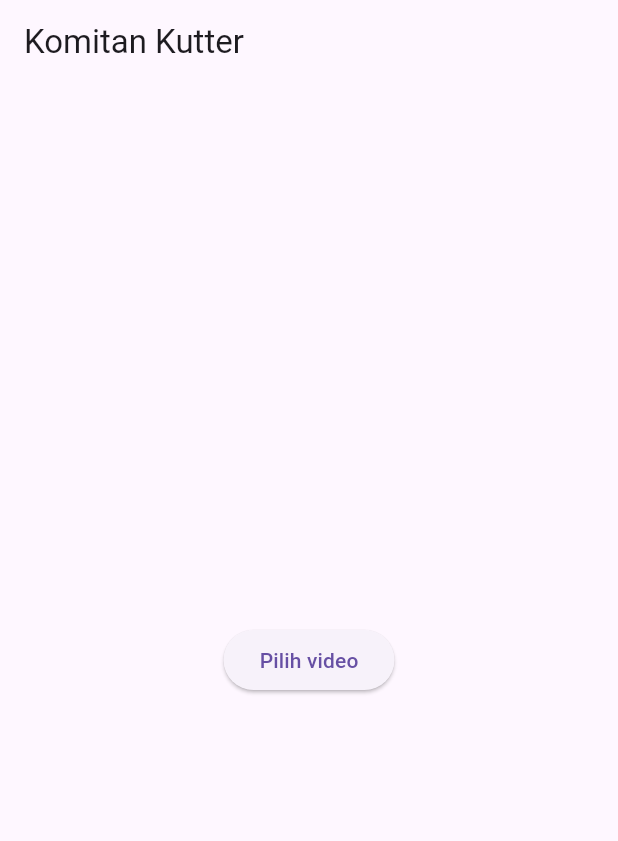
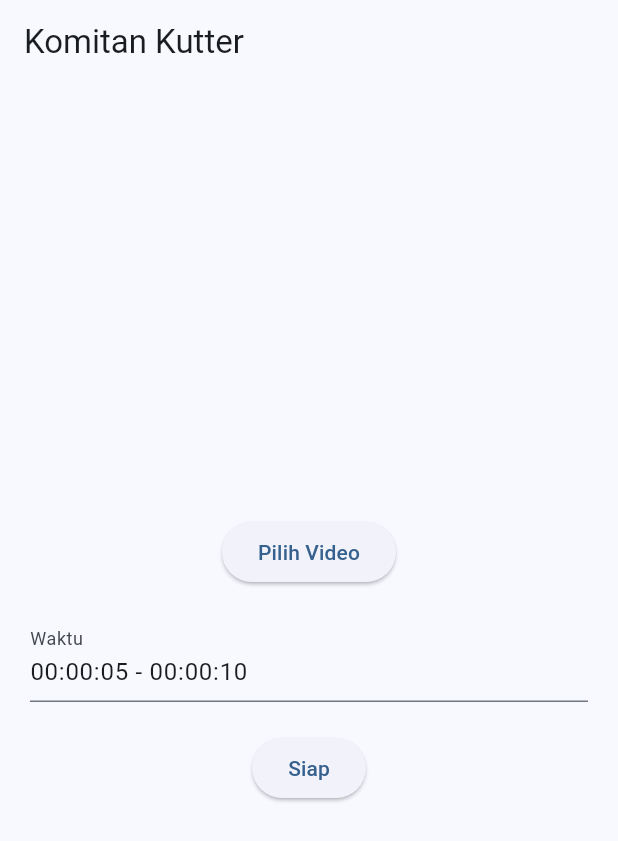
Before and after one commit to thrdchld/Komitan-Kutter, a Flutter app: the screen it shows after launch, on a phone screen of 412 x 824 dp. Shown: the top 841 px of the screen. Run offline on Flutter 3.47's test engine with Material 3 defaults, Android fonts, the phone set to English and light mode, and no system bars; our stand-ins replace file_picker, permission_handler, video_player; missing offline and left inert: ffmpeg_kit_flutter_new_min.

Commit message:
fix: Final structure fix

```diff
--- a/lib/main.dart
+++ b/lib/main.dart
@@ -1,12 +1,34 @@
 import 'dart:io';
 import 'package:flutter/material.dart';
 import 'package:file_picker/file_picker.dart';
+import 'package:path_provider/path_provider.dart';
+import 'package:permission_handler/permission_handler.dart';
+import 'package:archive/archive_io.dart';
+import 'package:video_player/video_player.dart';
 import 'package:ffmpeg_kit_flutter_new_min/ffmpeg_kit.dart';
-import 'package:permission_handler/permission_handler.dart';
-import 'package:path_provider/path_provider.dart';
-import 'package:open_file/open_file.dart';
+import 'package:ffmpeg_kit_flutter_new_min/return_code.dart';
+import 'package:ffmpeg_kit_flutter_new_min/ffmpeg_kit_config.dart';
 
-void main() => runApp(const MaterialApp(home: HomePage()));
+void main() {
+  runApp(const KomitanKutterApp());
+}
+
+class KomitanKutterApp extends StatelessWidget {
+  const KomitanKutterApp({super.key});
+
+  @override
+  Widget build(BuildContext context) {
+    return MaterialApp(
+      title: 'Komitan Kutter',
+      debugShowCheckedModeBanner: false,
+      theme: ThemeData(
+        useMaterial3: true,
+        colorSchemeSeed: Colors.blue,
+      ),
+      home: const HomePage(),
+    );
+  }
+}
 
 class HomePage extends StatefulWidget {
   const HomePage({super.key});
@@ -15,54 +37,73 @@ class HomePage extends StatefulWidget {
 }
 
 class _HomePageState extends State<HomePage> {
-  String status = "Pilih video";
+  PlatformFile? selectedFile;
+  final TextEditingController timestampsCtrl = TextEditingController(text: "00:00:05 - 00:00:10");
+  String status = "Siap";
 
   @override
   void initState() {
     super.initState();
-    // optional: enable logs if needed
-    // FFmpegKitConfig.enableLogCallback((log) {});
+    FFmpegKitConfig.enableLogCallback((log) {});
+    _requestPermissions();
   }
 
-  Future<void> cut() async {
+  Future<void> _requestPermissions() async {
     if (Platform.isAndroid) {
       await [
         Permission.storage,
         Permission.manageExternalStorage,
+        Permission.videos,
+        Permission.audio,
       ].request();
     }
+  }
 
-    final res = await FilePicker.platform.pickFiles(type: FileType.video);
-    if (res == null) {
-      setState(() => status = "Batal memilih");
-      return;
+  Future<void> pickFile() async {
+    final result = await FilePicker.platform.pickFiles(type: FileType.video);
+    if (result != null) {
+      setState(() => selectedFile = result.files.first);
     }
+  }
 
+  Future<void> startCut() async {
+    if (selectedFile == null) return;
     setState(() => status = "Memproses...");
-    final path = res.files.single.path!;
-    final dir = await getApplicationDocumentsDirectory();
-    final out = '${dir.path}/out_${DateTime.now().millisecondsSinceEpoch}.mp4';
 
-    // Potong 5 detik pertama (copy codec agar cepat)
-    final cmd = '-y -ss 0 -t 5 -i "$path" -c copy "$out"';
-    final session = await FFmpegKit.execute(cmd);
-    final returnCode = await session.getReturnCode();
-    if (returnCode != null && returnCode.isValueSuccess()) {
-      setState(() => status = 'Selesai: $out');
-      OpenFile.open(out);
-    } else {
-      setState(() => status = 'Gagal proses (lihat log)');
+    try {
+        final dir = await getApplicationDocumentsDirectory();
+        final outFile = "${dir.path}/cut_${DateTime.now().millisecondsSinceEpoch}.mp4";
+        final cmd = "-y -ss 0 -t 5 -i \"${selectedFile!.path}\" -c copy \"$outFile\"";
+
+        final session = await FFmpegKit.execute(cmd);
+        final rc = await session.getReturnCode();
+
+        if (ReturnCode.isSuccess(rc)) {
+            setState(() => status = "Sukses: $outFile");
+        } else {
+            setState(() => status = "Gagal.");
+        }
+    } catch (e) {
+        setState(() => status = "Error: $e");
     }
   }
 
   @override
   Widget build(BuildContext context) {
     return Scaffold(
-      appBar: AppBar(title: const Text('Komitan Kutter')),
-      body: Center(
-        child: ElevatedButton(
-          onPressed: cut,
-          child: Text(status),
+      appBar: AppBar(title: const Text("Komitan Kutter")),
+      body: Padding(
+        padding: const EdgeInsets.all(20.0),
+        child: Column(
+          mainAxisAlignment: MainAxisAlignment.center,
+          children: [
+            ElevatedButton(onPressed: pickFile, child: const Text("Pilih Video")),
+            if (selectedFile != null) Text("File: ${selectedFile!.name}"),
+            const SizedBox(height: 20),
+            TextField(controller: timestampsCtrl, decoration: const InputDecoration(labelText: "Waktu")),
+            const SizedBox(height: 20),
+            ElevatedButton(onPressed: startCut, child: Text(status)),
+          ],
         ),
       ),
     );
```
Also changed, not shown: pubspec.yaml (+5 -7 lines), 4 other files.
